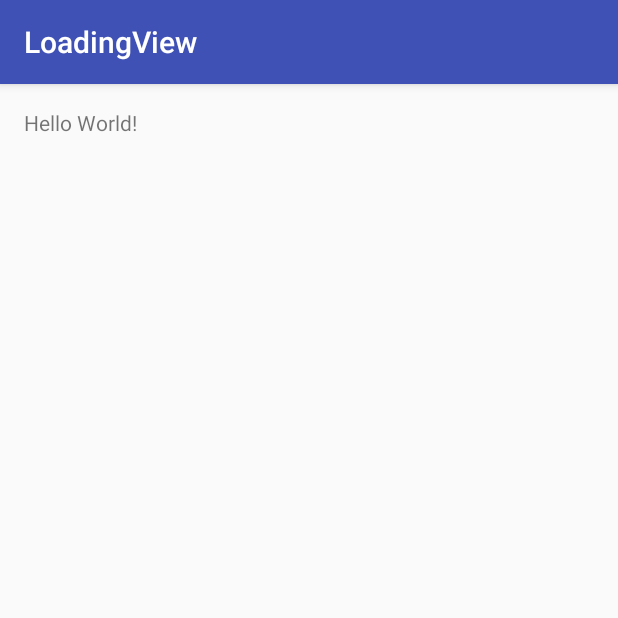
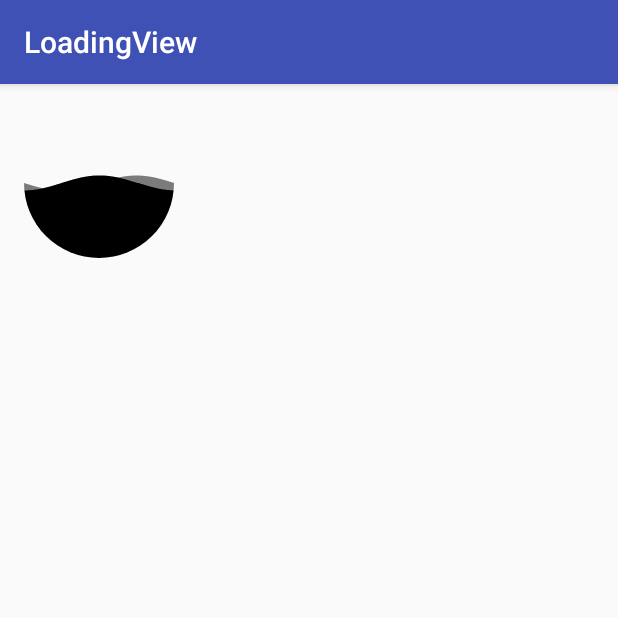
Before and after one commit to DearZack/LoadingWave, an Android app: the screen it shows after launch (MainActivity), on a phone screen of 412 x 824 dp, the top half of it. Run offline under Robolectric (Android 15) with nearby library versions, the phone set to English and light mode, and no system bars.

Commit message:
draw 3D wave

```diff
--- a/app/build.gradle
+++ b/app/build.gradle
@@ -26,4 +26,5 @@ dependencies {
     })
     compile 'com.android.support:appcompat-v7:25.0.0'
     testCompile 'junit:junit:4.12'
+    compile project(':loading')
 }
--- a/app/src/main/res/layout/activity_main.xml
+++ b/app/src/main/res/layout/activity_main.xml
@@ -10,8 +10,7 @@
     android:paddingTop="@dimen/activity_vertical_margin"
     tools:context="io.github.dearzack.loadingview.MainActivity">
 
-    <TextView
-        android:layout_width="wrap_content"
-        android:layout_height="wrap_content"
-        android:text="Hello World!" />
+    <io.github.dearzack.loading.LoadingView
+        android:layout_width="100dp"
+        android:layout_height="100dp" />
 </RelativeLayout>
--- /dev/null
+++ b/loading/src/main/java/io/github/dearzack/loading/LoadingView.java
@@ -0,0 +1,171 @@
+package io.github.dearzack.loading;
+
+import android.content.Context;
+import android.content.res.TypedArray;
+import android.graphics.Bitmap;
+import android.graphics.BitmapShader;
+import android.graphics.Canvas;
+import android.graphics.Color;
+import android.graphics.Matrix;
+import android.graphics.Paint;
+import android.graphics.Path;
+import android.graphics.Shader;
+import android.util.AttributeSet;
+import android.view.View;
+
+/**
+ * Created by Zack on 2017/5/2.
+ */
+
+public class LoadingView extends View {
+
+    private static final String TAG = "LoadingView";
+
+    private static final float DEFAULT_WATER_LEVEL_RATIO = 0.5f;
+    private static final float DEFAULT_AMPLITUDE_RATIO = 0.1f;
+
+    private int mWidth, mHeight;
+    private Context mContext;
+    private Paint waterPaint;
+    private Path waterPath;
+    private Matrix matrix;
+    private BitmapShader waveShader;
+
+    private float waterLevel;//水位高度
+
+    private int waterPresent = 40;
+
+    public LoadingView(Context context) {
+        this(context, null);
+    }
+
+    public LoadingView(Context context, AttributeSet attrs) {
+        this(context, attrs, 0);
+    }
+
+    public LoadingView(Context context, AttributeSet attrs, int defStyleAttr) {
+        super(context, attrs, defStyleAttr);
+        this.mContext = context;
+        init(attrs);
+    }
+
+    private void init(AttributeSet attrs) {
+        matrix = new Matrix();
+        TypedArray typedArray = mContext.obtainStyledAttributes(attrs, R.styleable.LoadingView);
+        waterPresent = typedArray.getInteger(R.styleable.LoadingView_waterPresent, waterPresent);
+        typedArray.recycle();
+
+        waterPaint = new Paint();
+        waterPaint.setColor(Color.BLUE);
+        waterPaint.setAntiAlias(true);
+        waterPaint.setStyle(Paint.Style.FILL);
+
+        waterPath = new Path();
+    }
+
+    @Override
+    protected void onMeasure(int widthMeasureSpec, int heightMeasureSpec) {
+        super.onMeasure(widthMeasureSpec, heightMeasureSpec);
+        int width = MeasureSpec.getSize(widthMeasureSpec);
+        int height = MeasureSpec.getSize(heightMeasureSpec);
+        if (width < height) {
+            width = height;
+        } else {
+            height = width;
+        }
+        mWidth = measureDimension(width, widthMeasureSpec);
+        mHeight = measureDimension(height, heightMeasureSpec);
+        setMeasuredDimension(mWidth, mHeight);
+    }
+
+    @Override
+    protected void onDraw(Canvas canvas) {
+        super.onDraw(canvas);
+        if (waveShader != null) {
+            if (waterPaint.getShader() == null) {
+                waterPaint.setShader(waveShader);
+            }
+            matrix.setScale(1, 0.5f, 1, waterLevel);
+            matrix.postTranslate(0, 0);
+            waveShader.setLocalMatrix(matrix);
+            float radius = mWidth / 2f;
+            canvas.drawCircle(mWidth / 2f, mHeight / 2f, radius, waterPaint);
+        }
+    }
+
+    public int measureDimension(int defaultSize, int measureSpec) {
+        int result;
+
+        int specMode = MeasureSpec.getMode(measureSpec);
+        int specSize = MeasureSpec.getSize(measureSpec);
+
+        if (specMode == MeasureSpec.EXACTLY) {
+            result = specSize;
+        } else {
+            result = defaultSize;   //UNSPECIFIED
+            if (specMode == MeasureSpec.AT_MOST) {
+                result = Math.min(result, specSize);
+            }
+        }
+        return result;
+    }
+
+    @Override
+    public void onWindowFocusChanged(boolean hasWindowFocus) {
+        super.onWindowFocusChanged(hasWindowFocus);
+//        waterPath.moveTo(0, (mHeight * (100 - waterPresent)) / 100);
+//        waterPath.arcTo(new RectF(0, 0, mWidth, mHeight), 0, 180, true);
+//        waterPath.close();
+    }
+
+    @Override
+    protected void onSizeChanged(int w, int h, int oldw, int oldh) {
+        super.onSizeChanged(w, h, oldw, oldh);
+        setWaveShader();
+    }
+
+    private void setWaveShader() {
+        double defaultAngularFrequency = 2.0f * Math.PI  / mWidth;
+        float defaultAmplitude = mHeight * DEFAULT_AMPLITUDE_RATIO;
+        waterLevel = mHeight * DEFAULT_WATER_LEVEL_RATIO;
+        float waveLength = mWidth;
+
+        Bitmap bitmap = Bitmap.createBitmap(mWidth, mHeight, Bitmap.Config.ARGB_8888);
+        Canvas canvas = new Canvas(bitmap);
+
+        Paint wavePaint = new Paint();
+        wavePaint.setStrokeWidth(2);
+        wavePaint.setAntiAlias(true);
+
+        final int endX = mWidth + 1;
+        final int endY = mHeight + 1;
+
+        float[] waveY = new float[endX];
+
+        wavePaint.setColor(addAlpha(Color.BLACK, 0.3f));
+
+        for (int beginX = 0; beginX < endX; beginX++) {
+            double wx = beginX * defaultAngularFrequency;
+            float beginY = (float) (waterLevel + defaultAmplitude * Math.sin(wx));
+            canvas.drawLine(beginX, beginY, beginX, endY, wavePaint);
+            waveY[beginX] = beginY;
+        }
+
+        wavePaint.setColor(Color.BLACK);
+        final int wave2Shift = (int) (waveLength / 4);
+        for (int beginX = 0; beginX < endX; beginX++) {
+            canvas.drawLine(beginX, waveY[(beginX + wave2Shift) % endX], beginX, endY, wavePaint);
+        }
+
+        waveShader = new BitmapShader(bitmap, Shader.TileMode.REPEAT, Shader.TileMode.CLAMP);
+        waterPaint.setShader(waveShader);
+    }
+
+    private int addAlpha(int color, float factor) {
+        int alpha = Math.round(Color.alpha(color) * factor);
+        int red = Color.red(color);
+        int green = Color.green(color);
+        int blue = Color.blue(color);
+        return Color.argb(alpha, red, green, blue);
+    }
+}
--- /dev/null
+++ b/loading/src/main/res/values/styles.xml
@@ -0,0 +1,6 @@
+<?xml version="1.0" encoding="utf-8"?>
+<resources>
+    <declare-styleable name="LoadingView">
+        <attr name="waterPresent" format="integer"/>
+    </declare-styleable>
+</resources>
```
